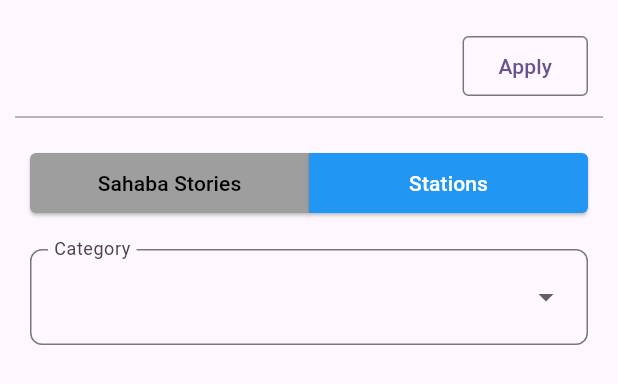
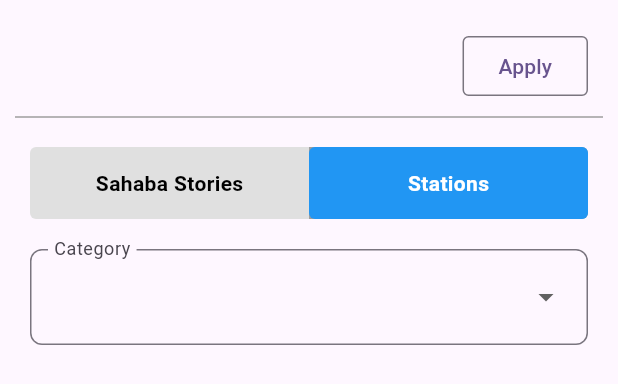
Before and after one commit to Ala-BM/Quran-Station-Client, a Flutter app: the Filterqs widget shown alone on an empty page, opened directly with empty values, on a phone screen of 412 x 824 dp. Shown: the top 384 px of the screen. Run offline on Flutter 3.47's test engine with Material 3 defaults, Android fonts, the phone set to English and light mode, and no system bars; our stand-ins replace audio_video_progress_bar, dio, flutter_svg, hive, hive_flutter, just_audio and 1 more; accounts and stored records are empty; network calls fail.

Commit message:
Add animations to the filtering buttons

```diff
--- a/assets/lang/ar.json
+++ b/assets/lang/ar.json
@@ -25,6 +25,7 @@
     "Favourites": "المفضلة",
     "DeleteNotif": "تم الحذف من",
     "Loading": "جارٍ التحميل",
-    "Empty": "لا توجد نتائج"
+    "Empty": "لا توجد نتائج",
+    "inputMsg":"أدخل اسم قائمة التشغيل"
 
 }
--- a/assets/lang/en.json
+++ b/assets/lang/en.json
@@ -26,6 +26,7 @@
     "DeleteNotif":"Deleted From",
     "Favourites":"Favourites",
     "Loading":"Loading",
-    "Empty":"No Results"
+    "Empty":"No Results",
+    "inputMsg":"Input Playlist Name"
 
   }
--- a/lib/screens/playerscreen copy.dart
+++ b/lib/screens/playerscreen copy.dart
@@ -43,7 +43,7 @@ class _PlayerscreenState extends State<Playerscreen> {
         audioManager = context.read<AudioManager>();
             currentAudio = audioManager.currentAudio;
     if (!_isInitialized) {
-      return Scaffold(
+      return const Scaffold(
         body: Center(
           child: CircularProgressIndicator(), // Show loading indicator
         ),
--- a/lib/widgets/add_playlist.dart
+++ b/lib/widgets/add_playlist.dart
@@ -27,9 +27,9 @@ class AddPlaylist extends StatelessWidget {
 
         mainAxisSize: MainAxisSize.min,
         children: [
-          const Text(
-            "Input Playlist Name",
-            style: TextStyle(fontSize: 18, fontWeight: FontWeight.bold),
+          Text(
+            AppLocalizations.of(context)!.translate("inputMsg"),
+            style: const TextStyle(fontSize: 18, fontWeight: FontWeight.bold),
           ),
           const SizedBox(height: 10),
           TextField(
@@ -54,7 +54,7 @@ class AddPlaylist extends StatelessWidget {
               Navigator.pop(context);
             },
             icon: const Icon(Icons.check),
-            label: const Text("Apply"),
+            label: Text(AppLocalizations.of(context)!.translate("Apply")),
             style: ElevatedButton.styleFrom(
               padding: const EdgeInsets.symmetric(vertical: 12, horizontal: 24),
               shape: RoundedRectangleBorder(
--- a/lib/widgets/filterQS.dart
+++ b/lib/widgets/filterQS.dart
@@ -84,50 +84,109 @@ class _FilterqsState extends State<Filterqs> {
                     left: 20, right: 20, bottom: 20, top: 10),
                 child: Directionality(
                     textDirection: TextDirection.ltr,
-                    child: Row(
+                    child:  ValueListenableBuilder<bool>(
+  valueListenable: widget.scraper.station,
+  builder: (context, isStation, _) {
+    return Container(
+      height: 48,
+      decoration: BoxDecoration(
+        borderRadius: BorderRadius.circular(4),
+      ),
+      child: Stack(
+        children: [
+          // Gray backgrounds
+          Row(
             children: [
               Expanded(
-                            child: ElevatedButton(
-                                onPressed: () =>
-                                    widget.scraper.station.value = false,
-                                style: ElevatedButton.styleFrom(
-                                  backgroundColor: widget.scraper.station.value
-                                      ? Colors.grey
-                                      : Colors.blue,
-                                  foregroundColor: widget.scraper.station.value
-                                      ? Colors.black
-                                      : Colors.white,
-                                  shape: const RoundedRectangleBorder(
-                                    borderRadius: BorderRadius.only(
+                child: Container(
+                  decoration: BoxDecoration(
+                    color: !isStation ? Colors.grey : Colors.grey[300],
+                    borderRadius: const BorderRadius.only(
                       topLeft: Radius.circular(4),
-                                        bottomLeft:
-                                            Radius.circular(4)), // Sharp edges
+                      bottomLeft: Radius.circular(4),
                     ),
                   ),
-                                child: Text(AppLocalizations.of(context)!
-                                    .translate("SahabaStories")))),
-                        Expanded(
-                            child: ElevatedButton(
-                          onPressed: () => widget.scraper.station.value = true,
-                          style: ElevatedButton.styleFrom(
-                            backgroundColor: widget.scraper.station.value
-                                ? Colors.blue
-                                : Colors.grey,
-                            foregroundColor: widget.scraper.station.value
-                                ? Colors.white
-                                : Colors.black,
-                            shape: const RoundedRectangleBorder(
-                              borderRadius: BorderRadius.only(
-                                  topRight: Radius.circular(4),
-                                  bottomRight:
-                                      Radius.circular(4)), // Sharp edges
                 ),
               ),
-                          child: Text(AppLocalizations.of(context)!
-                              .translate("Radio Stations")),
-                        ))
+              Expanded(
+                child: Container(
+                  decoration: BoxDecoration(
+                    color: isStation ? Colors.grey : Colors.grey[300],
+                    borderRadius: const BorderRadius.only(
+                      topRight: Radius.circular(4),
+                      bottomRight: Radius.circular(4),
+                    ),
+                  ),
+                ),
+              ),
             ],
-                    )),
+          ),
+
+          // Sliding blue box
+          AnimatedAlign(
+            duration: Duration(milliseconds: 300),
+            curve: Curves.easeInOut,
+            alignment:
+                isStation ? Alignment.centerRight : Alignment.centerLeft,
+            child: FractionallySizedBox(
+              widthFactor: 0.5,
+              heightFactor: 1.0,
+              child: Container(
+                decoration: BoxDecoration(
+                  color: Colors.blue,
+                  borderRadius: BorderRadius.circular(4),
+                ),
+              ),
+            ),
+          ),
+
+          // Clickable buttons (full width)
+          Row(
+            children: [
+              Expanded(
+  child: GestureDetector(
+    onTap: () => widget.scraper.station.value = false,
+    // Ensures it fills the space
+      child: Container(
+         color: Colors.transparent,
+        alignment: Alignment.center,
+        child: Text(
+          AppLocalizations.of(context)!.translate("SahabaStories"),
+          style: TextStyle(
+            color: isStation ? Colors.black : Colors.white,
+            fontWeight: FontWeight.w600,
+          ),
+        ),
+      ),
+  ),
+),
+
+              Expanded(
+  child: GestureDetector(
+    onTap: () => widget.scraper.station.value = true,
+    child: Container(
+      color: Colors.transparent,  // Important to make sure the whole area is tappable
+      alignment: Alignment.center,
+      child: Text(
+        AppLocalizations.of(context)!.translate("Radio Stations"),
+        style: TextStyle(
+          color: isStation ? Colors.white : Colors.black,
+          fontWeight: FontWeight.w600,
+        ),
+      ),
+    ),
+  ),
+),
+
+
+            ],
+          ),
+        ],
+      ),
+    );
+  },
+),
+),
               ),
               widget.scraper.station.value
                   ? Container(
--- a/lib/widgets/switchscreen.dart
+++ b/lib/widgets/switchscreen.dart
@@ -1,4 +1,5 @@
 import 'package:flutter/material.dart';
+import 'package:theway/l10n/app_localizations.dart';
 
 class Switchscreen extends StatefulWidget {
   const Switchscreen({super.key});
@@ -9,6 +10,8 @@ class _SwitchState extends State<Switchscreen> {
   Widget build(BuildContext context){
       return  Container(
             color:const Color.fromARGB(255, 4, 0, 255),
+            child:Directionality(
+            textDirection: TextDirection.ltr,
             child: BottomNavigationBar(
 
               items: [
@@ -16,23 +19,23 @@ class _SwitchState extends State<Switchscreen> {
                   icon:IconButton(
                   onPressed: () {/*gjfkl*/},
                   icon:const  Icon(Icons.music_note)),
-                  label: "Listen",),
+                  label: AppLocalizations.of(context)!.translate("Fav"),),
               BottomNavigationBarItem(
                   icon:IconButton(
                   onPressed: () {/*gjfkl*/},
                   icon:const  Icon(Icons.compass_calibration)),
-                  label: "Browse",),
+                  label: AppLocalizations.of(context)!.translate("Browse"),),
               BottomNavigationBarItem(
                   icon:IconButton(
                   onPressed: () {/*gjfkl*/},
                   icon:const  Icon(Icons.settings)),
-                  label: "Settings",),
+                  label:AppLocalizations.of(context)!.translate("Settings") ,),
               ],
 
 
             ),
 
 
-      );
+      ));
   }
 }
```
Lines whose indentation alone changed are shown as unchanged.
